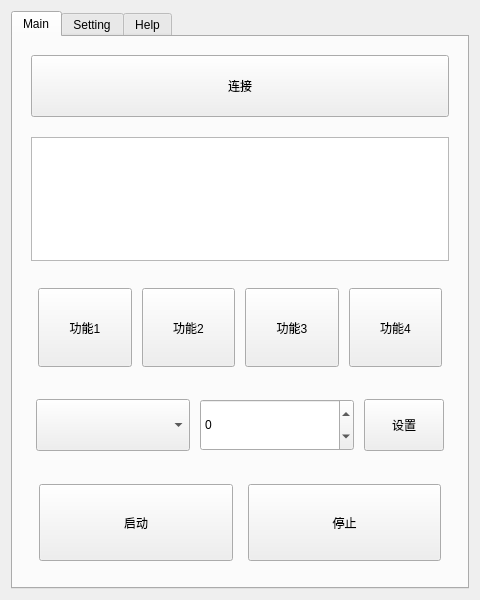
This is TCPtest/mainwindow.ui in HuanMemory/AndroidTCPtools as Qt 5 draws it before an edit. The edited form follows.
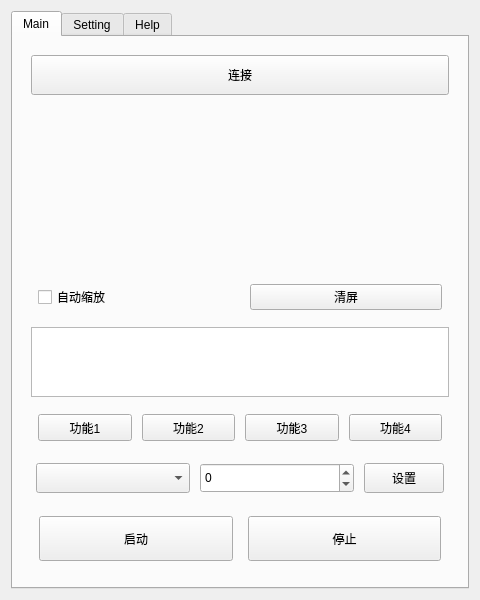
This is the edited form. Custom widgets are drawn as their Qt base class.

Patch:
```diff
--- a/TCPtest/mainwindow.ui
+++ b/TCPtest/mainwindow.ui
@@ -38,9 +38,9 @@
        </attribute>
        <layout class="QGridLayout" name="gridLayout_2">
         <item row="0" column="0">
-         <layout class="QVBoxLayout" name="verticalLayout_main" stretch="2,4,3,2,3">
+         <layout class="QVBoxLayout" name="verticalLayout_main" stretch="2,8,1,2,2,2,3">
           <property name="spacing">
-           <number>20</number>
+           <number>10</number>
           </property>
           <property name="leftMargin">
            <number>7</number>
@@ -67,6 +67,42 @@
             </property>
            </widget>
           </item>
+          <item>
+           <widget class="QCustomPlot" name="Plot" native="true"/>
+          </item>
+          <item>
+           <layout class="QHBoxLayout" name="horizontalLayout" stretch="1,1">
+            <property name="spacing">
+             <number>20</number>
+            </property>
+            <property name="leftMargin">
+             <number>7</number>
+            </property>
+            <property name="topMargin">
+             <number>7</number>
+            </property>
+            <property name="rightMargin">
+             <number>7</number>
+            </property>
+            <property name="bottomMargin">
+             <number>7</number>
+            </property>
+            <item>
+             <widget class="QCheckBox" name="Checkbox_autoscale">
+              <property name="text">
+               <string>自动缩放</string>
+              </property>
+             </widget>
+            </item>
+            <item>
+             <widget class="QPushButton" name="Button_clear">
+              <property name="text">
+               <string>清屏</string>
+              </property>
+             </widget>
+            </item>
+           </layout>
+          </item>
           <item>
            <widget class="QTextBrowser" name="TextBrowser"/>
           </item>
@@ -615,6 +651,14 @@
   </widget>
  </widget>
  <layoutdefault spacing="6" margin="11"/>
+ <customwidgets>
+  <customwidget>
+   <class>QCustomPlot</class>
+   <extends>QWidget</extends>
+   <header>qcustomplot.h</header>
+   <container>1</container>
+  </customwidget>
+ </customwidgets>
  <resources/>
  <connections/>
 </ui>
```
Left out of the diff: 2 changed lines with no effect on the pictures.
